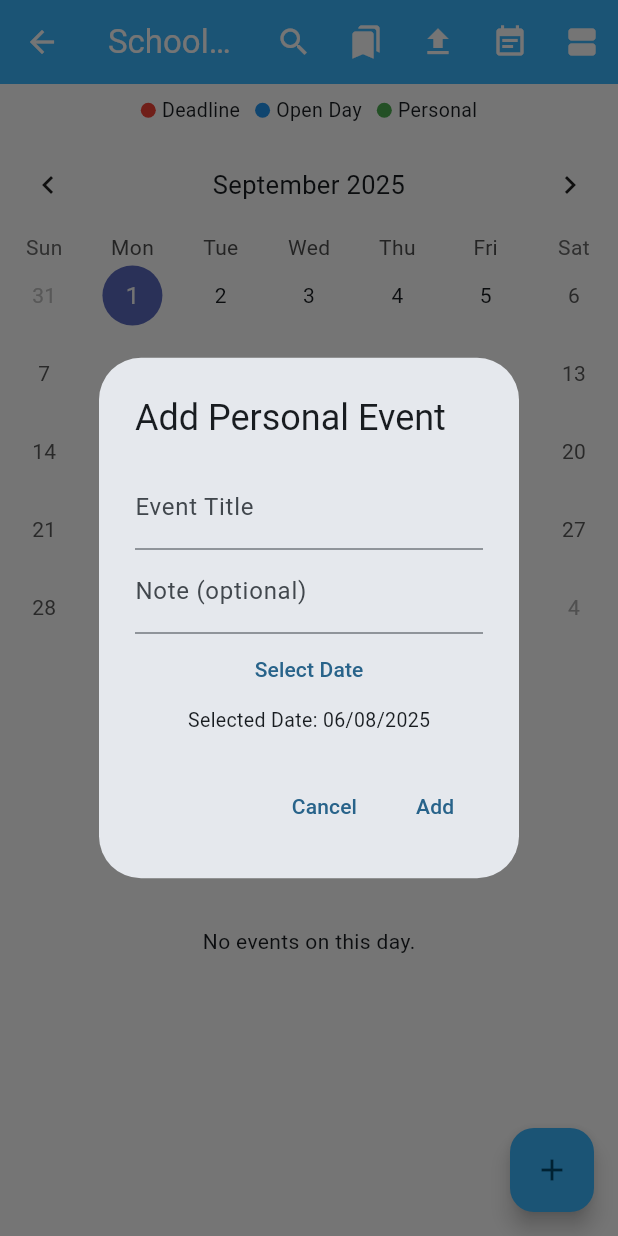
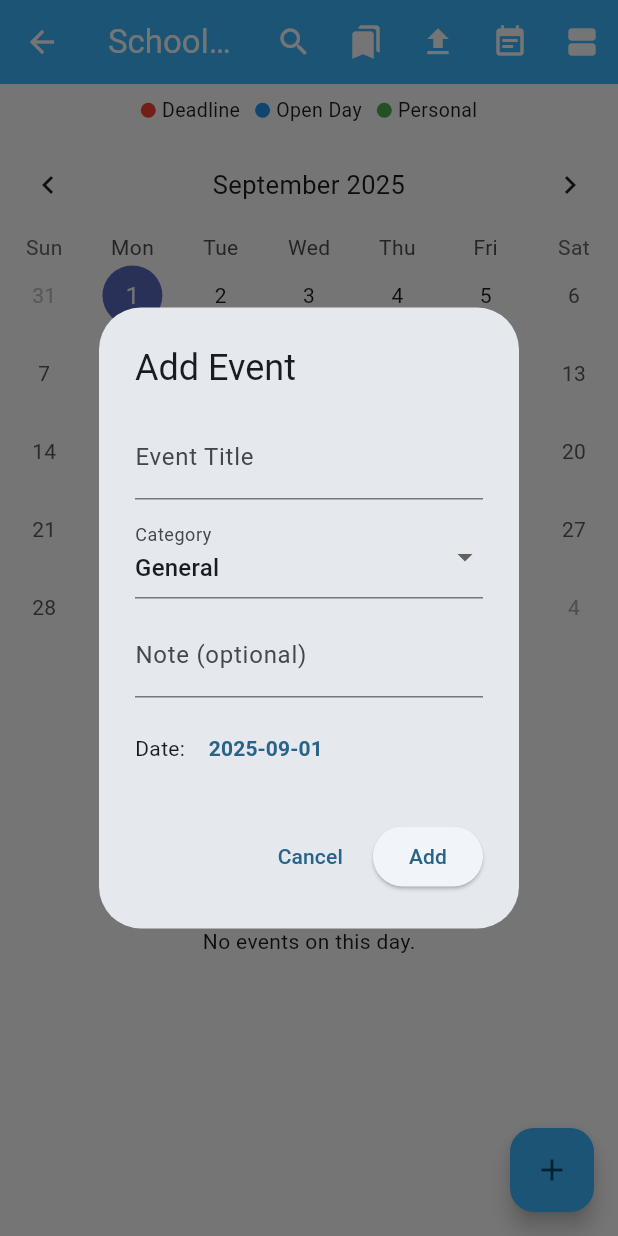
Before and after one commit to DannyPost/Edu_Eire, a Flutter app: the CalendarPage screen opened directly, after a tap on the "add" icon, on a phone screen of 412 x 824 dp. Run offline on Flutter 3.47's test engine with Material 3 defaults, Android fonts, the phone set to English and light mode, and no system bars; drawn by our look-alikes of table_calendar; our stand-ins replace cloud_firestore, cloud_functions, csv, email_validator, file_picker, firebase_auth and 6 more; missing offline and left inert: dart:html, icalendar_parser; accounts and stored records are empty; network calls fail.

Commit message:
Added Update Feature on Personal Events

```diff
--- a/lib/calendar/add_event_dialog.dart
+++ b/lib/calendar/add_event_dialog.dart
@@ -1,84 +1,98 @@
 import 'package:flutter/material.dart';
-import 'calendar.dart'; // For the Event class
+import 'calendar.dart'; // Make sure this path matches your project structure
 
-class AddEventDialog extends StatefulWidget {
-  const AddEventDialog({super.key});
+Future<void> showAddOrEditEventDialog({
+  required BuildContext context,
+  DateTime? selectedDate,
+  Event? existingEvent,
+  required void Function(Event) onSave,
+}) async {
+  final titleController = TextEditingController(text: existingEvent?.title ?? '');
+  final noteController = TextEditingController(text: existingEvent?.note ?? '');
+  String selectedCategory = existingEvent?.category ?? 'General';
+  DateTime selectedEventDate = existingEvent?.date ?? selectedDate ?? DateTime.now();
 
-  @override
-  State<AddEventDialog> createState() => _AddEventDialogState();
-}
-
-class _AddEventDialogState extends State<AddEventDialog> {
-  final _titleController = TextEditingController();
-  DateTime _selectedDate = DateTime(
-  DateTime.now().year,
-  DateTime.now().month,
-  DateTime.now().day,
-);
-
-  String? _note;
-
-  @override
-  Widget build(BuildContext context) {
+  await showDialog(
+    context: context,
+    builder: (BuildContext context) {
       return AlertDialog(
-      title: const Text('Add Personal Event'),
-      content: Column(
-        mainAxisSize: MainAxisSize.min,
+        title: Text(existingEvent == null ? 'Add Event' : 'Edit Event'),
+        content: SingleChildScrollView(
+          child: Column(
             children: [
               TextField(
-            controller: _titleController,
+                controller: titleController,
                 decoration: const InputDecoration(labelText: 'Event Title'),
               ),
-          TextField(
-            decoration: const InputDecoration(labelText: 'Note (optional)'),
-            onChanged: (value) => _note = value,
-          ),
-          TextButton(
-            onPressed: () async {
-              final date = await showDatePicker(
-                context: context,
-                initialDate: _selectedDate,
-                firstDate: DateTime(2025, 1, 1),
-                lastDate: DateTime(2026, 12, 31),
+              const SizedBox(height: 10),
+              DropdownButtonFormField<String>(
+                value: selectedCategory,
+                decoration: const InputDecoration(labelText: 'Category'),
+                items: <String>[
+                  'General', 'Exam', 'Holiday', 'Deadline', 'Personal'
+                ].map((String value) {
+                  return DropdownMenuItem<String>(
+                    value: value,
+                    child: Text(value),
                   );
-              if (date != null) {
-                setState(() {
-                  _selectedDate = DateTime(date.year, date.month, date.day); // <- clean date
-                });
+                }).toList(),
+                onChanged: (value) {
+                  if (value != null) {
+                    selectedCategory = value;
                   }
                 },
-            child: const Text('Select Date'),
               ),
-          Text(
-            'Selected Date: ${_selectedDate.day.toString().padLeft(2, '0')}/'
-            '${_selectedDate.month.toString().padLeft(2, '0')}/'
-            '${_selectedDate.year}',
-            style: const TextStyle(fontSize: 13),
+              const SizedBox(height: 10),
+              TextField(
+                controller: noteController,
+                decoration: const InputDecoration(labelText: 'Note (optional)'),
+              ),
+              const SizedBox(height: 10),
+              Row(
+                children: [
+                  const Text("Date: "),
+                  TextButton(
+                    child: Text(
+                      "${selectedEventDate.toLocal()}".split(' ')[0],
+                      style: const TextStyle(fontWeight: FontWeight.bold),
+                    ),
+                    onPressed: () async {
+                      final picked = await showDatePicker(
+                        context: context,
+                        initialDate: selectedEventDate,
+                        firstDate: DateTime(2020),
+                        lastDate: DateTime(2100),
+                      );
+                      if (picked != null) {
+                        selectedEventDate = picked;
+                      }
+                    },
                   ),
                 ],
               ),
-
+            ],
+          ),
+        ),
         actions: [
           TextButton(
-          onPressed: () => Navigator.pop(context),
             child: const Text('Cancel'),
+            onPressed: () => Navigator.of(context).pop(),
           ),
-        TextButton(
+          ElevatedButton(
+            child: Text(existingEvent == null ? 'Add' : 'Update'),
             onPressed: () {
-            if (_titleController.text.isNotEmpty) {
               final newEvent = Event(
-                title: _titleController.text,
-                date: _selectedDate,
-                category: 'personal',
-                note: _note,
+                title: titleController.text,
+                date: selectedEventDate,
+                category: selectedCategory,
+                note: noteController.text.isEmpty ? null : noteController.text,
               );
-
-              Navigator.pop(context, newEvent);
-            }
+              onSave(newEvent);
+              Navigator.of(context).pop();
             },
-          child: const Text('Add'),
           ),
         ],
       );
+    },
+  );
 }
-}
--- a/lib/calendar/calendar.dart
+++ b/lib/calendar/calendar.dart
@@ -175,12 +175,10 @@ void _goToEventsPage() {
 
 
 void _addPersonalEvent() async {
-  final newEvent = await showDialog<Event>(
+  showAddOrEditEventDialog(
     context: context,
-    builder: (context) => const AddEventDialog(),
-  );
-
-  if (newEvent != null && mounted) {
+    selectedDate: _selectedDay,
+    onSave: (newEvent) {
       setState(() {
         _allEvents.add(newEvent);
         _selectedDay = DateTime(
@@ -190,31 +188,42 @@ void _addPersonalEvent() async {
         );
         _focusedDay = _selectedDay!;
         _selectedEvents.value = _getEventsForDay(_selectedDay!);
-
-        // 🔍 Debug print statements
-      print('Added event: ${newEvent.title} on ${newEvent.date}');
-      print('SelectedDay: $_selectedDay');
-      print('Events on selected day: ${_getEventsForDay(_selectedDay!).length}');
-
       });
 
-    // ✅ Show snackbar AFTER dialog has closed
-    ScaffoldMessenger.of(context).showSnackBar(
-      SnackBar(content: Text('Event "${newEvent.title}" added.')),
-    );
-
-    // Optional: Schedule notification
+      // Optional: Notification
       final reminderTime = newEvent.date.subtract(const Duration(days: 1));
       if (reminderTime.isAfter(DateTime.now())) {
-      await NotificationService.scheduleNotification(
+        NotificationService.scheduleNotification(
           id: newEvent.date.millisecondsSinceEpoch ~/ 1000,
           title: 'Upcoming Event: ${newEvent.title}',
           body: newEvent.note ?? 'You have an event tomorrow.',
           scheduledDate: reminderTime,
         );
       }
+
+      ScaffoldMessenger.of(context).showSnackBar(
+        SnackBar(content: Text('Event "${newEvent.title}" added.')),
+      );
+    },
+  );
 }
+
+
+
+void _addOrUpdateEvent(Event newEvent, {Event? oldEvent}) {
+  setState(() {
+    if (oldEvent != null) {
+      _allEvents.remove(oldEvent);
     }
+    _allEvents.add(newEvent);
+
+    _selectedDay = DateTime(newEvent.date.year, newEvent.date.month, newEvent.date.day);
+    _focusedDay = _selectedDay!;
+    _selectedEvents.value = _getEventsForDay(_selectedDay!);
+  });
+}
+
+
 
 
 
@@ -250,15 +259,17 @@ Widget _buildAgendaView() {
       final event = sortedEvents[index];
       return ListTile(
           title: Text(event.title),
-        subtitle: Text(
-          '${event.date.day.toString().padLeft(2, '0')}/'
-          '${event.date.month.toString().padLeft(2, '0')}/'
-          '${event.date.year}',
-        ),
-        leading: Icon(_getEventIcon(event.category)),
-        trailing: _bookmarkedEventTitles.contains(event.title)
-            ? const Icon(Icons.bookmark, color: Colors.blue)
-            : null,
+          subtitle: Text(event.note ?? ''),
+          trailing: const Icon(Icons.edit),
+          onTap: () {
+            showAddOrEditEventDialog(
+              context: context,
+              existingEvent: event,
+              onSave: (updatedEvent) {
+                _addOrUpdateEvent(updatedEvent, oldEvent: event);
+              },
+            );
+          },
       );
     },
   );
@@ -281,7 +292,17 @@ Widget _buildSelectedDayView() {
               '${event.date.month.toString().padLeft(2, '0')}/'
               '${event.date.year}';
           final icon = _getEventIcon(event.category);
+
           return ListTile(
+            onTap: () {
+              showAddOrEditEventDialog(
+                context: context,
+                existingEvent: event,
+                onSave: (updatedEvent) {
+                  _addOrUpdateEvent(updatedEvent, oldEvent: event);
+                },
+              );
+            },
             leading: Icon(icon, color: Colors.blue),
             title: Row(
               children: [
@@ -297,8 +318,10 @@ Widget _buildSelectedDayView() {
                 Expanded(child: Text(event.title)),
               ],
             ),
-            subtitle: Text(dateFormatted +
-                (event.note != null ? '\nNote: ${event.note}' : '')),
+            subtitle: Text(
+              dateFormatted +
+                  (event.note != null ? '\nNote: ${event.note}' : ''),
+            ),
             trailing: ScaleTransition(
               scale: _animationController,
               child: IconButton(
@@ -316,6 +339,7 @@ Widget _buildSelectedDayView() {
     },
   );
 }
+
 
 Color _getEventColor(String category) {
   switch (category) {
@@ -479,10 +503,18 @@ Widget build(BuildContext context) {
       ],
     ),
     floatingActionButton: FloatingActionButton(
-      onPressed: _addPersonalEvent,
+      onPressed: () {
+        showAddOrEditEventDialog(
+          context: context,
+          selectedDate: _selectedDay,
+          onSave: (newEvent) {
+            _addOrUpdateEvent(newEvent);
+          },
+        );
+      },
       child: const Icon(Icons.add),
-      tooltip: 'Add Personal Event',
     ),
+
   );
 }
 
```
Lines whose indentation alone changed are shown as unchanged.
